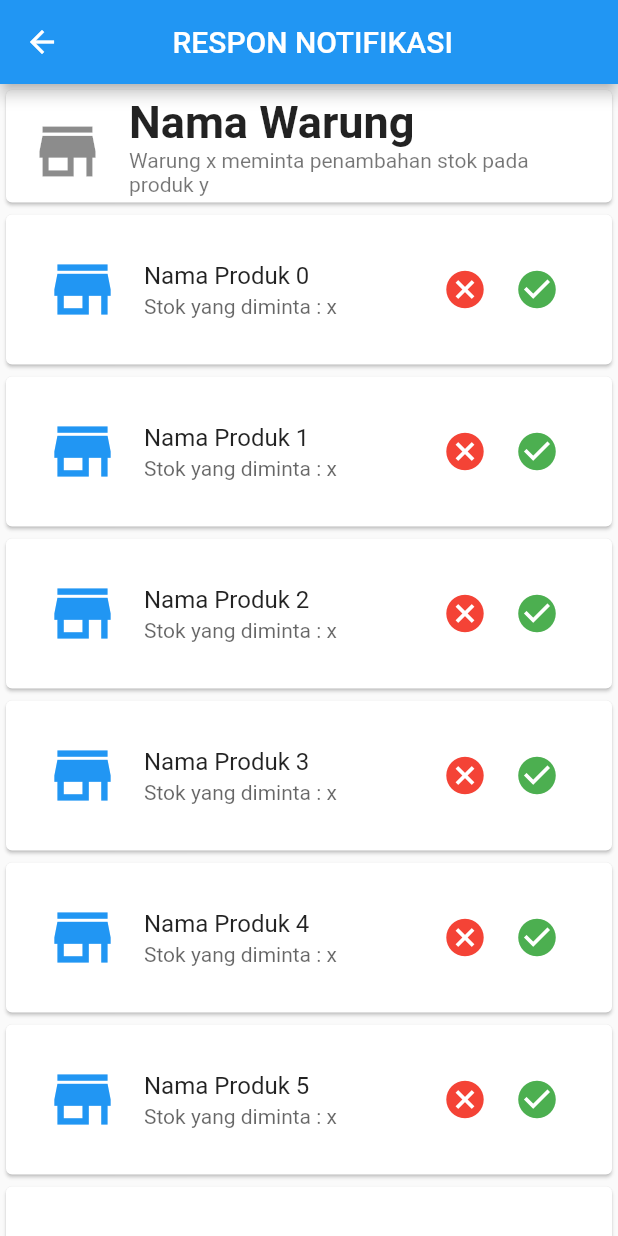
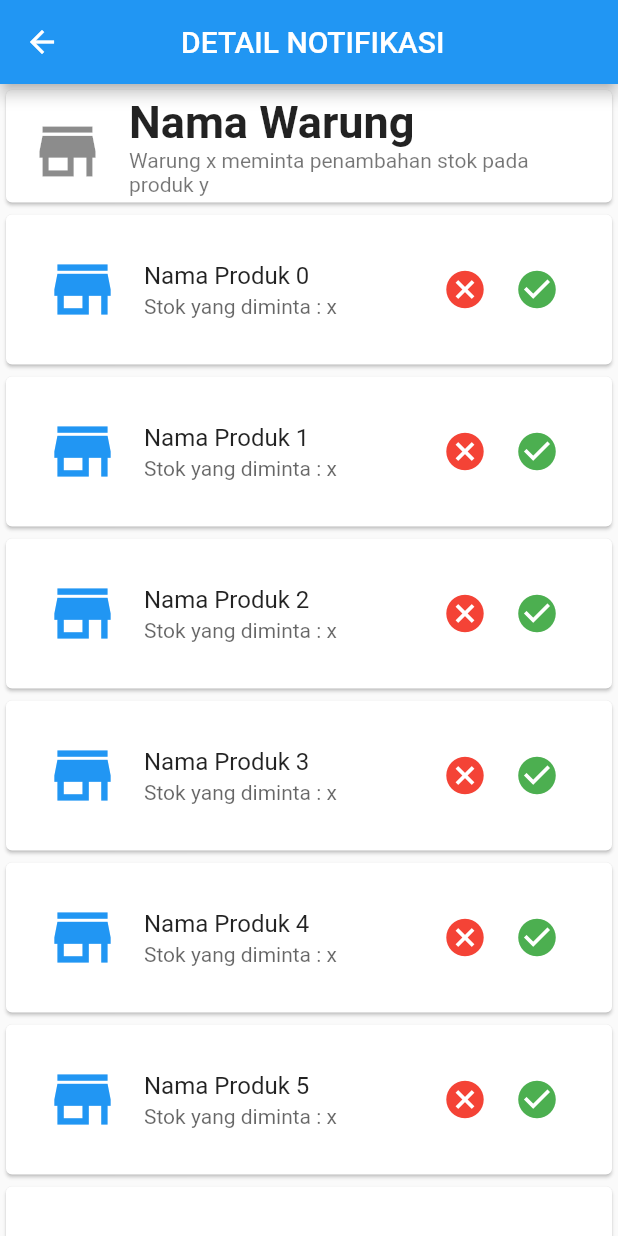
Before and after one commit to AgassiPutra/e_warung, a Flutter app: the Respon screen opened directly, on a phone screen of 412 x 824 dp. Run offline on Flutter 3.47's test engine with Material 2 defaults, Android fonts, the phone set to English and light mode, and no system bars; our stand-ins replace material_floating_search_bar, shared_preferences; missing offline and left inert: dropdown_below; accounts and stored records are empty.

Commit message:
perubahan minor pada divider dan title app bar

```diff
--- a/lib/screens/admin/list_warung.dart
+++ b/lib/screens/admin/list_warung.dart
@@ -61,7 +61,9 @@ class ListWarung extends StatelessWidget {
               ),
             ));
       },
-      separatorBuilder: (BuildContext context, int index) => const Divider(),
+      separatorBuilder: (BuildContext context, int index) => const Divider(
+        height: 10,
+      ),
     );
   }
 }
--- a/lib/screens/admin/notifikasi.dart
+++ b/lib/screens/admin/notifikasi.dart
@@ -50,7 +50,9 @@ class Notifikasi extends StatelessWidget {
                       subtitle: const Text('2020-01-12')),
                 )));
       },
-      separatorBuilder: (BuildContext context, int index) => const Divider(),
+      separatorBuilder: (BuildContext context, int index) => const Divider(
+        height: 10,
+      ),
     );
   }
 }
--- a/lib/screens/admin/responnotif.dart
+++ b/lib/screens/admin/responnotif.dart
@@ -10,7 +10,7 @@ class Respon extends StatelessWidget {
     return Scaffold(
         appBar: AppBar(
           centerTitle: true,
-          title: const Text(' RESPON NOTIFIKASI'),
+          title: const Text(' DETAIL NOTIFIKASI'),
           backgroundColor: Colors.blue,
         ),
         body: SingleChildScrollView(
```
